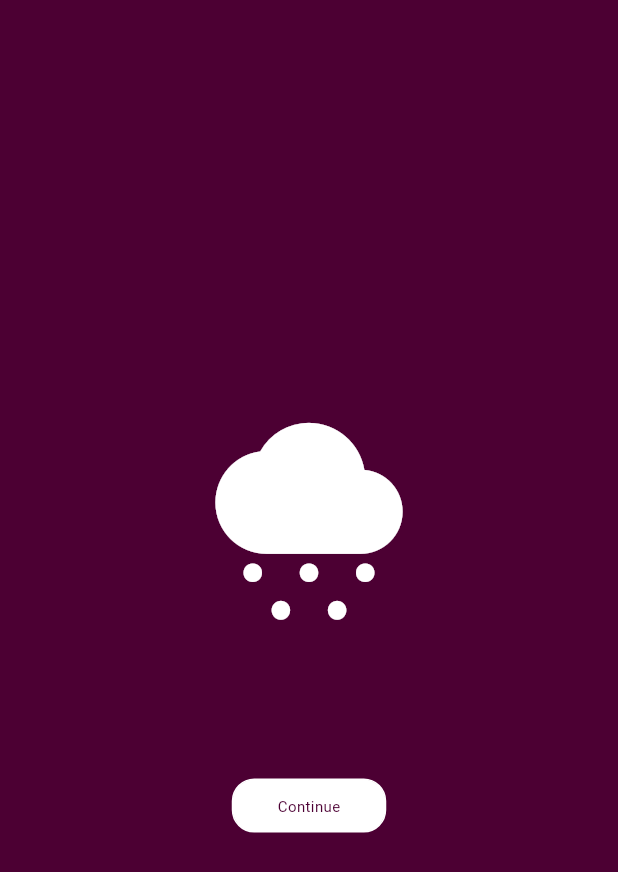
After one commit to SidneyEmeka/Wecast, a Flutter app: the screen it shows after launch, on a phone screen of 412 x 824 dp. The commit adds this screen. Shown: the top 872 px of the screen. Run offline on Flutter 3.47's test engine with Material 3 defaults, Android fonts, the phone set to English and light mode, and no system bars.

Commit message:
Onboard Page

```diff
--- a/lib/main.dart
+++ b/lib/main.dart
@@ -1,5 +1,6 @@
 import 'package:flutter/material.dart';
 import 'package:wecast/pages/homepage.dart';
+import 'package:wecast/pages/onboard.dart';
 
 void main() {
   runApp(const Wecast());
@@ -19,7 +20,7 @@ class Wecast extends StatelessWidget {
         ),
       ),
       debugShowCheckedModeBanner: false,
-      home: const Home(),
+      home: const Onboard(),
     );
   }
 }
--- /dev/null
+++ b/lib/pages/onboard.dart
@@ -0,0 +1,57 @@
+import 'package:flutter/material.dart';
+import 'package:wecast/pages/homepage.dart';
+
+class Onboard extends StatelessWidget {
+  const Onboard({super.key});
+
+  @override
+  Widget build(BuildContext context) {
+    return Scaffold(
+      backgroundColor: Color.fromARGB(255, 76, 0, 51),
+      body: Center(
+          child: Column(
+        mainAxisAlignment: MainAxisAlignment.center,
+        crossAxisAlignment: CrossAxisAlignment.center,
+        children: [
+          Icon(
+            Icons.cloudy_snowing,
+            color: Colors.white,
+            size: 150,
+          ),
+          SizedBox(
+            height: 100,
+          ),
+          GestureDetector(
+              onTap: () {
+                Navigator.of(context).push(
+                  MaterialPageRoute(
+                    builder: (context) => const Home(),
+                  ),
+                );
+              },
+              child: Container(
+
+                alignment: Alignment.center,
+                padding: EdgeInsets.symmetric(
+                  vertical: 10,
+                  horizontal: 20
+                ),
+                decoration: BoxDecoration(
+                    color: Colors.white,
+                  border: Border.all(
+                    color: Colors.white
+                  ),
+                  borderRadius: BorderRadius.circular(15)
+                ),
+                width: MediaQuery.of(context).size.width/4,
+                child: Text("Continue",
+                style: TextStyle(
+                  color: Color.fromARGB(255, 76, 0, 51),
+                  fontSize: 10
+                ),),
+              ))
+        ],
+      )),
+    );
+  }
+}
```
